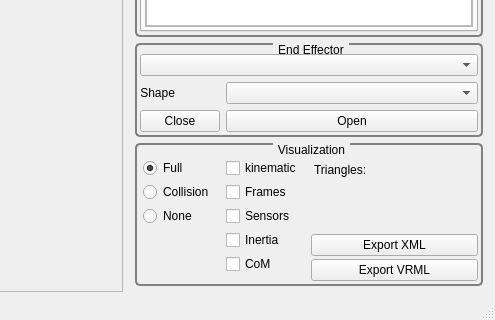
The window that VirtualRobot/examples/RobotViewer/RobotViewer.ui (softbankrobotics-research/Simox) describes before a commit, drawn with Qt 5; both pictures show x 541 to 1036 and y 447 to 767 of the 1036 by 767 pixel window.
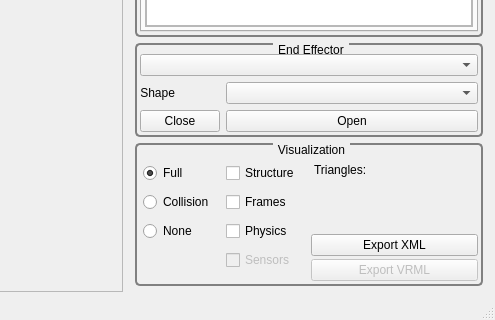
The same window after the commit. The open tabs and pages were chosen to show the change.

Commit message: added physics attachments

```diff
--- a/VirtualRobot/examples/RobotViewer/RobotViewer.ui
+++ b/VirtualRobot/examples/RobotViewer/RobotViewer.ui
@@ -433,6 +433,9 @@
            </item>
            <item row="2" column="1">
             <widget class="QPushButton" name="ExportVRML20">
+             <property name="enabled">
+              <bool>false</bool>
+             </property>
              <property name="toolTip">
               <string>Export to single VRML file</string>
              </property>
@@ -517,31 +520,20 @@
               <property name="spacing">
                <number>3</number>
               </property>
-              <item row="2" column="1">
+              <item row="3" column="1">
                <widget class="QCheckBox" name="checkBoxRobotSensors">
+                <property name="enabled">
+                 <bool>false</bool>
+                </property>
                 <property name="text">
                  <string>Sensors</string>
                 </property>
                </widget>
               </item>
-              <item row="2" column="0">
-               <widget class="QRadioButton" name="radioBtnNoVisu">
-                <property name="text">
-                 <string>None</string>
-                </property>
-               </widget>
-              </item>
-              <item row="6" column="1">
-               <widget class="QCheckBox" name="checkBoxPhysicsInertia">
-                <property name="text">
-                 <string>Inertia</string>
-                </property>
-               </widget>
-              </item>
               <item row="0" column="1">
                <widget class="QCheckBox" name="checkBoxStructure">
                 <property name="text">
-                 <string>kinematic</string>
+                 <string>Structure</string>
                 </property>
                </widget>
               </item>
@@ -569,10 +561,17 @@
                 </property>
                </widget>
               </item>
-              <item row="7" column="1">
-               <widget class="QCheckBox" name="checkBoxPhysicsCoM">
+              <item row="2" column="1">
+               <widget class="QCheckBox" name="checkBoxPhysics">
                 <property name="text">
-                 <string>CoM</string>
+                 <string>Physics</string>
+                </property>
+               </widget>
+              </item>
+              <item row="2" column="0">
+               <widget class="QRadioButton" name="radioBtnNoVisu">
+                <property name="text">
+                 <string>None</string>
                 </property>
                </widget>
               </item>
```
Left out of the diff: 2 changed lines with no effect on the pictures. The commit also changes 12 other files.
